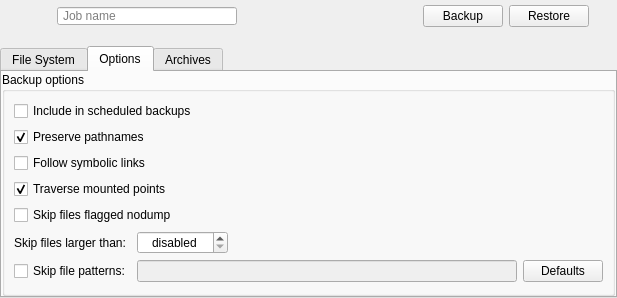
The window that forms/jobwidget.ui (Tarsnap/tarsnap-gui) describes before a commit, drawn with Qt 5.
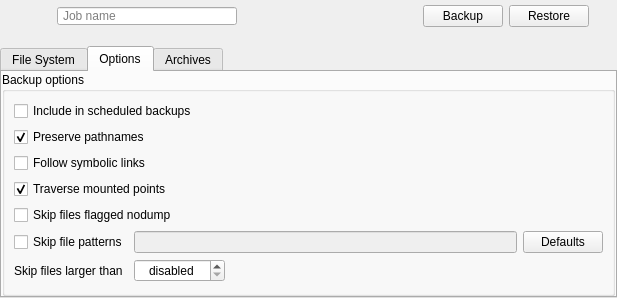
The same window after the commit. The open tabs and pages were chosen to show the change. Icons and pictures are not drawn. Custom widgets are drawn as their Qt base class.

Commit message: Realign Job widget backup options.

The edit to the form file:
```diff
--- a/forms/jobwidget.ui
+++ b/forms/jobwidget.ui
@@ -289,27 +289,30 @@
              <property name="spacing">
               <number>6</number>
              </property>
-             <item row="3" column="0" colspan="2">
-              <widget class="QCheckBox" name="traverseMountCheckBox">
+             <item row="5" column="1">
+              <widget class="QLineEdit" name="skipFilesLineEdit">
+               <property name="enabled">
+                <bool>false</bool>
+               </property>
                <property name="toolTip">
                 <string>Cross mount points when creating archives</string>
                </property>
                <property name="text">
-                <string>Traverse mounted points</string>
+                <string notr="true"/>
                </property>
-               <property name="checked">
-                <bool>true</bool>
-               </property>
               </widget>
              </item>
-             <item row="5" column="0">
-              <widget class="QLabel" name="label">
+             <item row="5" column="2">
+              <widget class="QPushButton" name="skipFilesDefaultsButton">
+               <property name="toolTip">
+                <string>Fill with global settings value</string>
+               </property>
                <property name="text">
-                <string>Skip files larger than:</string>
+                <string>Defaults</string>
                </property>
               </widget>
              </item>
-             <item row="2" column="0" colspan="2">
+             <item row="2" column="0" colspan="3">
               <widget class="QCheckBox" name="followSymLinksCheckBox">
                <property name="toolTip">
                 <string>If checked all symbolic links will be followed when creating an archive</string>
@@ -319,30 +322,43 @@
                </property>
               </widget>
              </item>
-             <item row="6" column="0">
-              <widget class="QCheckBox" name="skipFilesCheckBox">
+             <item row="4" column="0" colspan="3">
+              <widget class="QCheckBox" name="skipNoDumpCheckBox">
                <property name="toolTip">
                 <string>Tarsnap will skip these file patterns for this Job</string>
                </property>
                <property name="text">
-                <string>Skip file patterns:</string>
+                <string>Skip files flagged nodump</string>
                </property>
               </widget>
              </item>
-             <item row="7" column="0">
-              <spacer name="verticalSpacer">
-               <property name="orientation">
-                <enum>Qt::Vertical</enum>
+             <item row="1" column="0" colspan="3">
+              <widget class="QCheckBox" name="preservePathsCheckBox">
+               <property name="toolTip">
+                <string>Preserve absolute pathnames by not removing leading slashes</string>
                </property>
-               <property name="sizeHint" stdset="0">
-                <size>
-                 <width>20</width>
-                 <height>40</height>
-                </size>
+               <property name="text">
+                <string>Preserve pathnames</string>
                </property>
-              </spacer>
+               <property name="checked">
+                <bool>true</bool>
+               </property>
+              </widget>
              </item>
-             <item row="5" column="1" colspan="2">
+             <item row="3" column="0" colspan="3">
+              <widget class="QCheckBox" name="traverseMountCheckBox">
+               <property name="toolTip">
+                <string>Cross mount points when creating archives</string>
+               </property>
+               <property name="text">
+                <string>Traverse mounted points</string>
+               </property>
+               <property name="checked">
+                <bool>true</bool>
+               </property>
+              </widget>
+             </item>
+             <item row="6" column="1" colspan="2">
               <widget class="QSpinBox" name="skipFilesSizeSpinBox">
                <property name="enabled">
                 <bool>true</bool>
@@ -382,43 +398,24 @@
                </property>
               </widget>
              </item>
-             <item row="6" column="1">
-              <widget class="QLineEdit" name="skipFilesLineEdit">
-               <property name="enabled">
-                <bool>false</bool>
-               </property>
-               <property name="toolTip">
-                <string>Can use shell globbing patterns, the list is colon separated</string>
-               </property>
+             <item row="6" column="0">
+              <widget class="QLabel" name="label">
                <property name="text">
-                <string notr="true"/>
+                <string>Skip files larger than</string>
                </property>
               </widget>
              </item>
-             <item row="6" column="2">
-              <widget class="QPushButton" name="skipFilesDefaultsButton">
+             <item row="5" column="0">
+              <widget class="QCheckBox" name="skipFilesCheckBox">
                <property name="toolTip">
                 <string>Fill with global settings value</string>
                </property>
                <property name="text">
-                <string>Defaults</string>
+                <string>Skip file patterns</string>
                </property>
               </widget>
              </item>
-             <item row="1" column="0" colspan="2">
-              <widget class="QCheckBox" name="preservePathsCheckBox">
-               <property name="toolTip">
-                <string>Preserve absolute pathnames by not removing leading slashes</string>
-               </property>
-               <property name="text">
-                <string>Preserve pathnames</string>
-               </property>
-               <property name="checked">
-                <bool>true</bool>
-               </property>
-              </widget>
-             </item>
-             <item row="0" column="0" colspan="2">
+             <item row="0" column="0" colspan="3">
               <widget class="QCheckBox" name="includeScheduledCheckBox">
                <property name="toolTip">
                 <string>Enable to include this job in automatic scheduled jobs execution via the --jobs option</string>
@@ -428,15 +425,18 @@
                </property>
               </widget>
              </item>
-             <item row="4" column="0" colspan="2">
-              <widget class="QCheckBox" name="skipNoDumpCheckBox">
-               <property name="toolTip">
-                <string>Skip files flagged with nodump attribute; not all filesystems support this attribute</string>
+             <item row="7" column="0">
+              <spacer name="verticalSpacer">
+               <property name="orientation">
+                <enum>Qt::Vertical</enum>
                </property>
-               <property name="text">
-                <string>Skip files flagged nodump</string>
+               <property name="sizeHint" stdset="0">
+                <size>
+                 <width>20</width>
+                 <height>40</height>
+                </size>
                </property>
-              </widget>
+              </spacer>
              </item>
             </layout>
            </widget>
```
Left out of the diff: 6 changed lines with no effect on the pictures.
